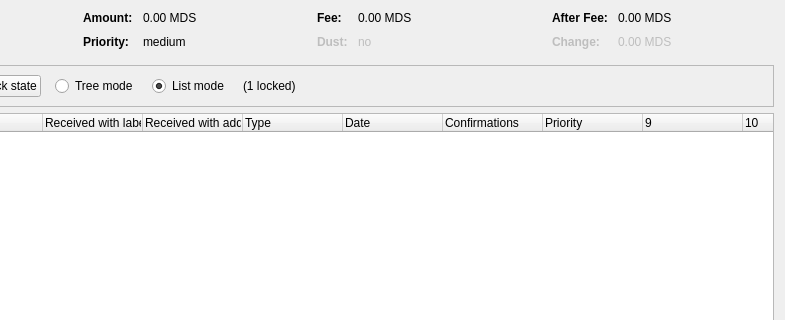
Above: src/qt/forms/coincontroldialog.ui from j00v/midas_coin before the change; both pictures show x 169 to 954 and y 0 to 320 of the 954 by 500 pixel window. Below: the same form after it.
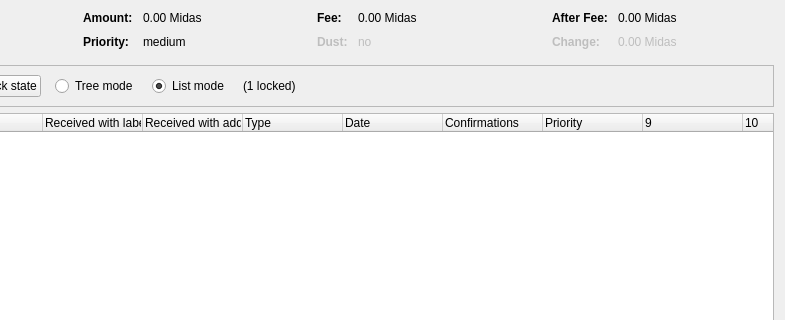
That is the form after the change. Custom widgets are drawn as their Qt base class.

Patch:
```diff
--- a/src/qt/forms/coincontroldialog.ui
+++ b/src/qt/forms/coincontroldialog.ui
@@ -132,7 +132,7 @@
           <enum>Qt::ActionsContextMenu</enum>
          </property>
          <property name="text">
-          <string notr="true">0.00 MDS</string>
+          <string notr="true">0.00 Midas</string>
          </property>
          <property name="textInteractionFlags">
           <set>Qt::LinksAccessibleByMouse|Qt::TextSelectableByKeyboard|Qt::TextSelectableByMouse</set>
@@ -206,7 +206,7 @@
           <enum>Qt::ActionsContextMenu</enum>
          </property>
          <property name="text">
-          <string notr="true">0.00 MDS</string>
+          <string notr="true">0.00 Midas</string>
          </property>
          <property name="textInteractionFlags">
           <set>Qt::LinksAccessibleByMouse|Qt::TextSelectableByKeyboard|Qt::TextSelectableByMouse</set>
@@ -286,7 +286,7 @@
           <enum>Qt::ActionsContextMenu</enum>
          </property>
          <property name="text">
-          <string notr="true">0.00 MDS</string>
+          <string notr="true">0.00 Midas</string>
          </property>
          <property name="textInteractionFlags">
           <set>Qt::LinksAccessibleByMouse|Qt::TextSelectableByKeyboard|Qt::TextSelectableByMouse</set>
@@ -321,7 +321,7 @@
           <enum>Qt::ActionsContextMenu</enum>
          </property>
          <property name="text">
-          <string notr="true">0.00 MDS</string>
+          <string notr="true">0.00 Midas</string>
          </property>
          <property name="textInteractionFlags">
           <set>Qt::LinksAccessibleByMouse|Qt::TextSelectableByKeyboard|Qt::TextSelectableByMouse</set>
```
